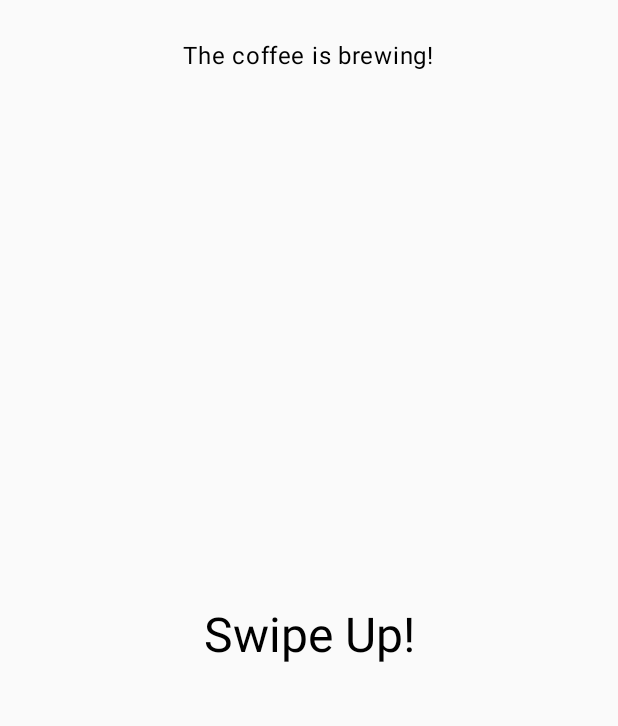
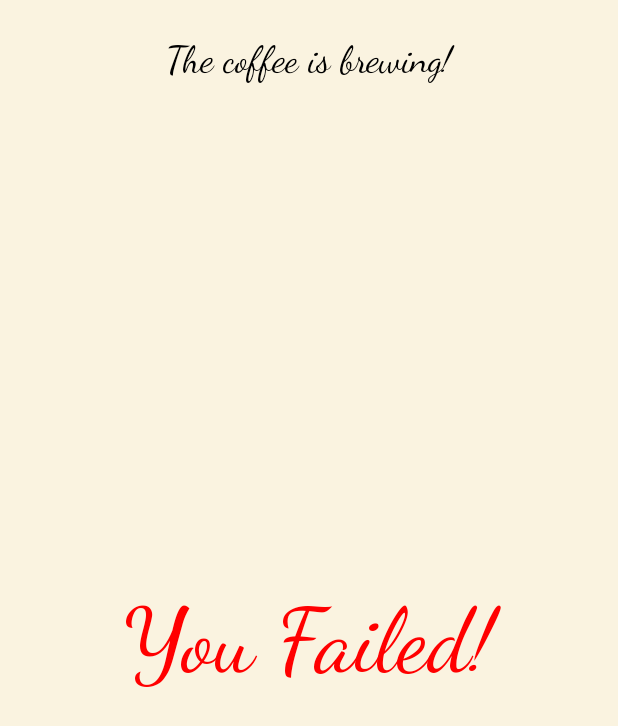
Before and after one commit to Brent-Devroey/BrewQuest, an Android app built with Jetpack Compose: the screen it shows after launch (MainActivity), after a tap on "Start Brewing", on a phone screen of 412 x 824 dp. Shown: the top 726 px of the screen. Run offline under Robolectric (Android 15) with nearby library versions, the phone set to English and light mode, and no system bars.

Commit message:
Added a design and removed some redundant code
Styled the app by integrating Color, Theme, and Type. Removed redundant code by creating a result screen that displays success or failure, eliminating the need to repeat result logic in each mini-game.

```diff
--- a/app/src/main/java/com/example/brewquest/MainActivity.kt
+++ b/app/src/main/java/com/example/brewquest/MainActivity.kt
@@ -1,37 +1,36 @@
 package com.example.brewquest
 
 import android.os.Bundle
-import android.os.CountDownTimer
 import android.util.Log
 import androidx.activity.ComponentActivity
 import androidx.activity.compose.setContent
 import androidx.activity.enableEdgeToEdge
+import androidx.compose.foundation.background
 import androidx.compose.foundation.clickable
 import androidx.compose.foundation.gestures.detectDragGestures
 import androidx.compose.foundation.layout.Column
 import androidx.compose.foundation.layout.fillMaxSize
 import androidx.compose.foundation.layout.padding
 import androidx.compose.material3.MaterialTheme
-import androidx.compose.material3.Scaffold
 import androidx.compose.material3.Text
 import androidx.compose.runtime.Composable
 import androidx.compose.ui.Modifier
-import androidx.compose.ui.tooling.preview.Preview
 import androidx.compose.ui.unit.dp
 import com.example.brewquest.ui.theme.BrewQuestTheme
 import androidx.compose.foundation.layout.*
-import androidx.compose.material3.*
 import androidx.compose.material3.Button
+import androidx.compose.material3.ButtonDefaults
 import androidx.compose.runtime.*
 import androidx.compose.ui.Alignment
 import androidx.compose.ui.graphics.Color
 import androidx.compose.ui.input.pointer.pointerInput
 import kotlinx.coroutines.delay
 import kotlin.random.Random
-import kotlin.random.nextLong
+
+
 
 //Interval between games
-fun randomInterval(): Long = Random.nextLong(1000,3000)
+fun randomInterval(): Long = Random.nextLong(1000,1500)
 
 fun getRandomMinigame(): String {
     Log.d("StateDebug", "Getting next game")
@@ -45,24 +44,33 @@ class MainActivity : ComponentActivity() {
         enableEdgeToEdge()
         setContent {
             BrewQuestTheme {
-                AppNavigation()
+                AppContent()
             }
         }
     }
 }
 
+@Composable
+fun AppContent(){
+    Box(
+        modifier = Modifier.fillMaxSize().background(MaterialTheme.colorScheme.background)
+    ){
+        AppNavigation()
+    }
+}
+
 // Home screen that shows the Welcome message and start brewing button
 @Composable
-fun WelcomeScreen(onStartClicked: () -> Unit, modifier: Modifier = Modifier) {
+fun WelcomeScreen(onStartClicked: () -> Unit) {
     Log.d("ColorCheck", "Primary color: ${MaterialTheme.colorScheme.primary}")
     Column(
         modifier = Modifier.fillMaxSize().padding(16.dp),
         horizontalAlignment = Alignment.CenterHorizontally,
         verticalArrangement = Arrangement.Center
     ) {
-        Text("Welcome to BrewQuest!", style = MaterialTheme.typography.headlineLarge, color = MaterialTheme.colorScheme.primary)
-        Spacer(modifier = Modifier.height(16.dp))
-        Button(onClick = onStartClicked) {
+        Text("BrewQuest", style = MaterialTheme.typography.headlineLarge, color = MaterialTheme.colorScheme.primary)
+        Spacer(modifier = Modifier.height(200.dp))
+        Button(onClick = onStartClicked, modifier = Modifier.size(width = 200.dp, height = 60.dp), colors = ButtonDefaults.buttonColors(containerColor = MaterialTheme.colorScheme.secondary, contentColor = MaterialTheme.colorScheme.onSecondary)) {
             Text("Start Brewing")
         }
     }
@@ -73,12 +81,13 @@ fun WelcomeScreen(onStartClicked: () -> Unit, modifier: Modifier = Modifier) {
 fun BrewingScreen(onGameOver: () -> Unit) {
     var currentMinigame by remember { mutableStateOf(getRandomMinigame()) }
     var isGameActive by remember { mutableStateOf(true) }
-    var gameKey by remember { mutableStateOf(0) }
+    var showResult by remember { mutableStateOf(false) }
+    var gameResult by remember { mutableStateOf(false) }
 
     LaunchedEffect(isGameActive) {
-        Log.d("StateDebug", "currentMinigame: $currentMinigame, isGameActive: $isGameActive, gameKey: $gameKey")
+        Log.d("StateDebug", "currentMinigame: $currentMinigame, isGameActive: $isGameActive")
         if (!isGameActive) {
-            kotlinx.coroutines.delay(randomInterval())//wait for the interval
+            kotlinx.coroutines.delay(randomInterval())
             currentMinigame = getRandomMinigame()
             isGameActive = true
         }
@@ -90,25 +99,38 @@ fun BrewingScreen(onGameOver: () -> Unit) {
         verticalArrangement = Arrangement.Top
     ) {
         Text("The coffee is brewing!")
-        if (isGameActive) {
+        if (showResult) {
+            ResultScreen(
+                success = gameResult,
+                onNextGame = {
+                    showResult = false
+                    isGameActive = true
+                },
+                onGameOver = onGameOver
+            )
+        } else if (isGameActive) {
             when (currentMinigame) {
                 "TappingGame" -> TappingGame(
                     onGameOver = {
+                        gameResult = false
+                        showResult = true
                         isGameActive = false
-                        onGameOver()
                     },
                     onNextGame = {
-                        currentMinigame = getRandomMinigame()
+                        gameResult = true
+                        showResult = true
                         isGameActive = false
                     }
                 )
                 "SwipeGame" -> SwipeGame(
                     onGameOver = {
+                        gameResult = false
+                        showResult = true
                         isGameActive = false
-                        onGameOver()
                     },
                     onNextGame = {
-                        currentMinigame = getRandomMinigame()
+                        gameResult = true
+                        showResult = true
                         isGameActive = false
                     }
                 )
@@ -129,13 +151,12 @@ fun AppNavigation() {
     }
 }
 
-//Tapping mini game
+//Tapping minigame
 @Composable
 fun TappingGame(onGameOver: () -> Unit, onNextGame: () -> Unit){
     var tapCount by remember { mutableIntStateOf(0) }
     var timeRemaining by remember { mutableIntStateOf(3)}
     var gameOver by remember { mutableStateOf(false) }
-    var showSuccessMessage by remember { mutableStateOf(false) }
 
     LaunchedEffect(timeRemaining) {
         if (timeRemaining > 0 && !gameOver) {
@@ -147,8 +168,6 @@ fun TappingGame(onGameOver: () -> Unit, onNextGame: () -> Unit){
     LaunchedEffect(tapCount) {
         if (tapCount >= 10 && !gameOver) {
             gameOver = true
-            showSuccessMessage = true
-            delay(1000)
             onNextGame()
         }
     }
@@ -156,8 +175,6 @@ fun TappingGame(onGameOver: () -> Unit, onNextGame: () -> Unit){
     LaunchedEffect(timeRemaining) {
         if (timeRemaining == 0 && tapCount < 10 && !gameOver) {
             gameOver = true
-            showSuccessMessage = false
-            delay(1000)
             onGameOver()
         }
     }
@@ -170,43 +187,36 @@ fun TappingGame(onGameOver: () -> Unit, onNextGame: () -> Unit){
         Text("$timeRemaining seconds", style = MaterialTheme.typography.headlineLarge, color = MaterialTheme.colorScheme.primary)
         Spacer(modifier = Modifier.height(16.dp))
         Text("Taps: $tapCount", style = MaterialTheme.typography.headlineLarge, color = MaterialTheme.colorScheme.primary)
-        Spacer(modifier = Modifier.height(16.dp))
-        if(gameOver){
-            if (showSuccessMessage) {
-                Text(
-                    "Good job!",
-                    style = MaterialTheme.typography.headlineLarge,
-                    color = Color.Green
-                )
-            } else {
-                Text(
-                    "You Lose!",
-                    style = MaterialTheme.typography.headlineLarge,
-                    color = Color.Red
-                )
-            }
-        }
     }
 }
 
+//Swipe minigame
 @Composable
 fun SwipeGame(onGameOver: () -> Unit, onNextGame: () -> Unit){
     val directions = listOf("Left", "Right", "Up", "Down")
     val targetDirection = remember { directions.random() }
-    var gameOver by remember {mutableStateOf(false)}
+    var gameOver by remember { mutableStateOf(false) }
+    var timeRemaining by remember { mutableIntStateOf(1) }
     var swipeMatched by remember { mutableStateOf(false) }
-    var showSuccessMessage by remember { mutableStateOf(false) }
+
+    LaunchedEffect(timeRemaining) {
+        if (timeRemaining > 0 && !gameOver) {
+            delay(1000)
+            timeRemaining--
+        }
+    }
 
     LaunchedEffect(Unit) {
-        delay(3000)
+        delay(1000)
+        if (!swipeMatched) {
             gameOver = true
+            onGameOver()
+        }
     }
 
     LaunchedEffect(gameOver) {
         if (gameOver) {
             if (swipeMatched) {
-                showSuccessMessage = true
-                delay(1000)
                 onNextGame()
             } else {
                 onGameOver()
@@ -214,10 +224,11 @@ fun SwipeGame(onGameOver: () -> Unit, onNextGame: () -> Unit){
         }
     }
 
-    Box(
-        modifier = Modifier.fillMaxSize().pointerInput(Unit){
-            detectDragGestures { change, dragAmount -> change.consume()
-                val (x,y) = dragAmount
+    Column(
+        modifier = Modifier.fillMaxSize().pointerInput(Unit) {
+            detectDragGestures { change, dragAmount ->
+                change.consume()
+                val (x, y) = dragAmount
                 val direction = when {
                     x > 50 && x > kotlin.math.abs(y) -> "Right"
                     x < -50 && kotlin.math.abs(x) > kotlin.math.abs(y) -> "Left"
@@ -225,34 +236,43 @@ fun SwipeGame(onGameOver: () -> Unit, onNextGame: () -> Unit){
                     y < -50 && kotlin.math.abs(y) > kotlin.math.abs(x) -> "Up"
                     else -> null
                 }
-                if (direction == targetDirection){
+                if (direction == targetDirection) {
                     swipeMatched = true
                     gameOver = true
                 }
             }
-        }
-    ){
-        if (showSuccessMessage) {
-            Column(
-                modifier = Modifier.align(Alignment.Center),
-                horizontalAlignment = Alignment.CenterHorizontally
+        },
+        horizontalAlignment = Alignment.CenterHorizontally,
+        verticalArrangement = Arrangement.Center
     ) {
+        if (!gameOver) {
             Text(
-                    "Good Job!",
+                "$timeRemaining seconds",
                 style = MaterialTheme.typography.headlineLarge,
-                    color = Color.Green
+                color = MaterialTheme.colorScheme.primary
             )
-            }
-        } else {
-            Column(
-                modifier = Modifier.align(Alignment.Center),
-                horizontalAlignment = Alignment.CenterHorizontally
-            ) {
-                Text(
-                    "Swipe $targetDirection!",
-                    style = MaterialTheme.typography.headlineLarge
-                )
+            Text("Swipe $targetDirection!", style = MaterialTheme.typography.headlineLarge)
         }
     }
 }
+
+@Composable
+fun ResultScreen(success: Boolean, onNextGame: () -> Unit, onGameOver: () -> Unit) {
+    val message = if (success) "Keep Brewing!" else "You Failed!"
+    val color = if (success) Color.Green else Color.Red
+
+    LaunchedEffect(Unit) {
+        delay(2000)
+        if (success) {
+            onNextGame()
+        } else {
+            onGameOver()
         }
+    }
+    Box(
+        modifier = Modifier.fillMaxSize(),
+        contentAlignment = Alignment.Center
+    ) {
+        Text(message, style = MaterialTheme.typography.headlineLarge, color = color)
+    }
+}
--- a/app/src/main/java/com/example/brewquest/ui/theme/Color.kt
+++ b/app/src/main/java/com/example/brewquest/ui/theme/Color.kt
@@ -2,10 +2,20 @@ package com.example.brewquest.ui.theme
 
 import androidx.compose.ui.graphics.Color
 
-val Purple80 = Color(0xFFD0BCFF)
-val PurpleGrey80 = Color(0xFFCCC2DC)
-val Pink80 = Color(0xFFEFB8C8)
+//Dark mode
+val MochaBrown = Color(0xFF4E342E)
+val SoftCream = Color(0xFFEDE0C8)
+val CoffeeBean = Color(0xFF3B2F2F)
+val GoldenCream = Color(0xFFFFECB3)
+val DarkRoast = Color(0xFF2B1B17)
+val CoffeeDust = Color(0xFF3C2F2F)
+val DarkCinnamon = Color(0xFF8B0000)
 
-val Purple40 = Color(0xFF6650a4)
-val PurpleGrey40 = Color(0xFF625b71)
-val Pink40 = Color(0xFF7D5260)
+//Light mode
+val Espresso = Color(0xFF6F4E37)
+val CreamyWhite = Color(0xFFFFF8E7)
+val CaramelLatte = Color(0xFFD2B48C)
+val DeepBrown = Color(0xFF4E342E)
+val LatteFoam = Color(0xFFFAF3E0)
+val WarmBeige = Color(0xFFF5E8D0)
+val CinnamonRed = Color(0xFFC44536)
--- a/app/src/main/java/com/example/brewquest/ui/theme/Theme.kt
+++ b/app/src/main/java/com/example/brewquest/ui/theme/Theme.kt
@@ -12,15 +12,23 @@ import androidx.compose.runtime.Composable
 import androidx.compose.ui.platform.LocalContext
 
 private val DarkColorScheme = darkColorScheme(
-    primary = Purple80,
-    secondary = PurpleGrey80,
-    tertiary = Pink80
+    primary = MochaBrown,
+    onPrimary = SoftCream,
+    secondary = CoffeeBean,
+    onSecondary = GoldenCream,
+    background = DarkRoast,
+    surface = CoffeeDust,
+    error = DarkCinnamon
 )
 
 private val LightColorScheme = lightColorScheme(
-    primary = Purple40,
-    secondary = PurpleGrey40,
-    tertiary = Pink40
+    primary = Espresso,
+    onPrimary = CreamyWhite,
+    secondary = CaramelLatte,
+    onSecondary = DeepBrown,
+    background = LatteFoam,
+    surface = WarmBeige,
+    error = CinnamonRed
 
     /* Other default colors to override
     background = Color(0xFFFFFBFE),
@@ -33,11 +41,12 @@ private val LightColorScheme = lightColorScheme(
     */
 )
 
+
 @Composable
 fun BrewQuestTheme(
     darkTheme: Boolean = isSystemInDarkTheme(),
     // Dynamic color is available on Android 12+
-    dynamicColor: Boolean = true,
+    dynamicColor: Boolean = false,
     content: @Composable () -> Unit
 ) {
     val colorScheme = when {
--- a/app/src/main/java/com/example/brewquest/ui/theme/Type.kt
+++ b/app/src/main/java/com/example/brewquest/ui/theme/Type.kt
@@ -8,27 +8,94 @@ import androidx.compose.ui.unit.sp
 
 // Set of Material typography styles to start with
 val Typography = Typography(
-    bodyLarge = TextStyle(
-        fontFamily = FontFamily.Default,
+    displayLarge = TextStyle(
+        fontFamily = FontFamily.Cursive,
+        fontWeight = FontWeight.Normal,
+        fontSize = 100.sp,
+        lineHeight = 64.sp
+    ),
+    displayMedium = TextStyle(
+        fontFamily = FontFamily.Cursive,
+        fontWeight = FontWeight.Normal,
+        fontSize = 100.sp,
+        lineHeight = 52.sp
+    ),
+    displaySmall = TextStyle(
+        fontFamily = FontFamily.Cursive,
+        fontWeight = FontWeight.Normal,
+        fontSize = 36.sp,
+        lineHeight = 44.sp
+    ),
+    headlineLarge = TextStyle(
+        fontFamily = FontFamily.Cursive,
+        fontWeight = FontWeight.Normal,
+        fontSize = 60.sp,
+        lineHeight = 40.sp
+    ),
+    headlineMedium = TextStyle(
+        fontFamily = FontFamily.Cursive,
+        fontWeight = FontWeight.Normal,
+        fontSize = 28.sp,
+        lineHeight = 36.sp
+    ),
+    headlineSmall = TextStyle(
+        fontFamily = FontFamily.Cursive,
+        fontWeight = FontWeight.Normal,
+        fontSize = 24.sp,
+        lineHeight = 32.sp
+    ),
+    titleLarge = TextStyle(
+        fontFamily = FontFamily.Cursive,
+        fontWeight = FontWeight.Normal,
+        fontSize = 22.sp,
+        lineHeight = 28.sp
+    ),
+    titleMedium = TextStyle(
+        fontFamily = FontFamily.Cursive,
         fontWeight = FontWeight.Normal,
         fontSize = 16.sp,
-        lineHeight = 24.sp,
-        letterSpacing = 0.5.sp
-    )
-    /* Other default text styles to override
-    titleLarge = TextStyle(
-        fontFamily = FontFamily.Default,
+        lineHeight = 24.sp
+    ),
+    titleSmall = TextStyle(
+        fontFamily = FontFamily.Cursive,
         fontWeight = FontWeight.Normal,
-        fontSize = 22.sp,
-        lineHeight = 28.sp,
-        letterSpacing = 0.sp
+        fontSize = 14.sp,
+        lineHeight = 20.sp
+    ),
+    bodyLarge = TextStyle(
+        fontFamily = FontFamily.Cursive,
+        fontWeight = FontWeight.Normal,
+        fontSize = 25.sp,
+        lineHeight = 24.sp
+    ),
+    bodyMedium = TextStyle(
+        fontFamily = FontFamily.Cursive,
+        fontWeight = FontWeight.Normal,
+        fontSize = 25.sp,
+        lineHeight = 20.sp
+    ),
+    bodySmall = TextStyle(
+        fontFamily = FontFamily.Cursive,
+        fontWeight = FontWeight.Normal,
+        fontSize = 25.sp,
+        lineHeight = 16.sp
+    ),
+    labelLarge = TextStyle(
+        fontFamily = FontFamily.Cursive,
+        fontWeight = FontWeight.Normal,
+        fontSize = 25.sp,
+        lineHeight = 20.sp
+    ),
+    labelMedium = TextStyle(
+        fontFamily = FontFamily.Cursive,
+        fontWeight = FontWeight.Normal,
+        fontSize = 12.sp,
+        lineHeight = 16.sp
     ),
     labelSmall = TextStyle(
-        fontFamily = FontFamily.Default,
-        fontWeight = FontWeight.Medium,
+        fontFamily = FontFamily.Cursive,
+        fontWeight = FontWeight.Normal,
         fontSize = 11.sp,
-        lineHeight = 16.sp,
-        letterSpacing = 0.5.sp
+        lineHeight = 16.sp
     )
-    */
 )
```
Lines whose indentation alone changed are shown as unchanged.
